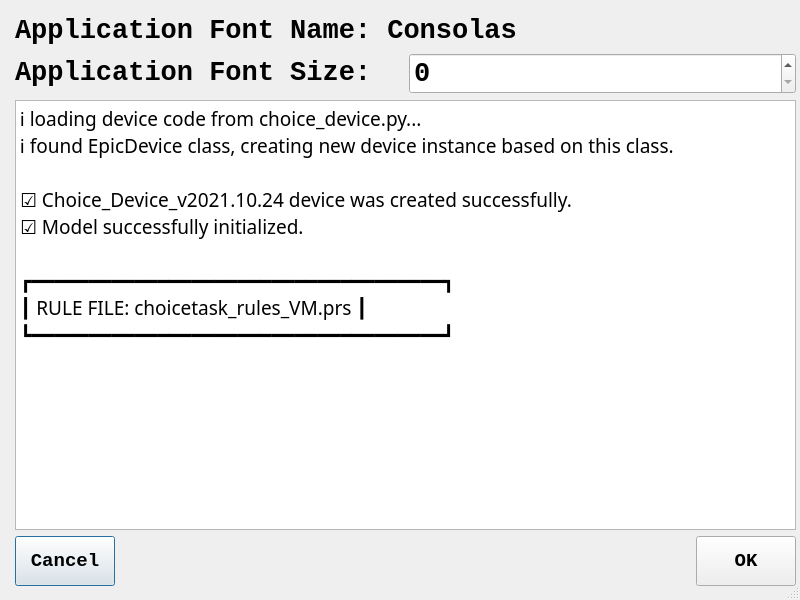
travisseymour/EPICpy, file epicpy/uifiles/fontsizeui.ui: the form before one commit.
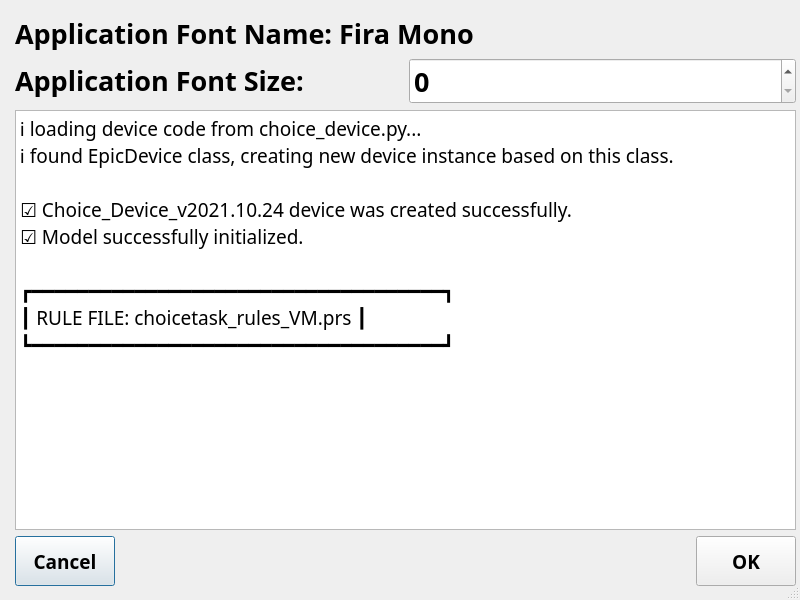
The form after the commit. Custom widgets are drawn as their Qt base class.

```diff
--- a/epicpy/uifiles/fontsizeui.ui
+++ b/epicpy/uifiles/fontsizeui.ui
@@ -27,7 +27,7 @@
   </property>
   <property name="font">
    <font>
-    <family>Consolas</family>
+    <family>Fira Mono</family>
     <pointsize>14</pointsize>
    </font>
   </property>
@@ -61,8 +61,14 @@
     </property>
     <item>
      <widget class="QLabel" name="label_3">
+      <property name="font">
+       <font>
+        <family>Fira Mono</family>
+        <pointsize>14</pointsize>
+       </font>
+      </property>
       <property name="text">
-       <string>&lt;html&gt;&lt;head/&gt;&lt;body&gt;&lt;p&gt;&lt;span style=&quot; font-size:20pt; font-weight:600;&quot;&gt;Application Font Name: Consolas&lt;/span&gt;&lt;/p&gt;&lt;/body&gt;&lt;/html&gt;</string>
+       <string>&lt;html&gt;&lt;head/&gt;&lt;body&gt;&lt;p&gt;&lt;span style=&quot; font-size:20pt; font-weight:600;&quot;&gt;Application Font Name: Fira Mono&lt;/span&gt;&lt;/p&gt;&lt;/body&gt;&lt;/html&gt;</string>
       </property>
      </widget>
     </item>
@@ -70,6 +76,12 @@
      <layout class="QHBoxLayout" name="horizontalLayout_3">
       <item>
        <widget class="QLabel" name="label_4">
+        <property name="font">
+         <font>
+          <family>Fira Mono</family>
+          <pointsize>14</pointsize>
+         </font>
+        </property>
         <property name="text">
          <string>&lt;html&gt;&lt;head/&gt;&lt;body&gt;&lt;p&gt;&lt;span style=&quot; font-size:20pt; font-weight:600;&quot;&gt;Application Font Size:&lt;/span&gt;&lt;/p&gt;&lt;/body&gt;&lt;/html&gt;</string>
         </property>
@@ -79,9 +91,8 @@
        <widget class="QSpinBox" name="spinBoxFontSize">
         <property name="font">
          <font>
-          <family>Consolas</family>
+          <family>Fira Mono</family>
           <pointsize>20</pointsize>
-          <weight>75</weight>
           <bold>true</bold>
          </font>
         </property>
@@ -95,7 +106,6 @@
        <font>
         <family>Fira Mono</family>
         <pointsize>14</pointsize>
-        <weight>50</weight>
         <bold>false</bold>
        </font>
       </property>
@@ -134,9 +144,8 @@
         </property>
         <property name="font">
          <font>
-          <family>Consolas</family>
+          <family>Fira Mono</family>
           <pointsize>14</pointsize>
-          <weight>75</weight>
           <bold>true</bold>
          </font>
         </property>
@@ -168,9 +177,8 @@
         </property>
         <property name="font">
          <font>
-          <family>Consolas</family>
+          <family>Fira Mono</family>
           <pointsize>14</pointsize>
-          <weight>75</weight>
           <bold>true</bold>
          </font>
         </property>
```
